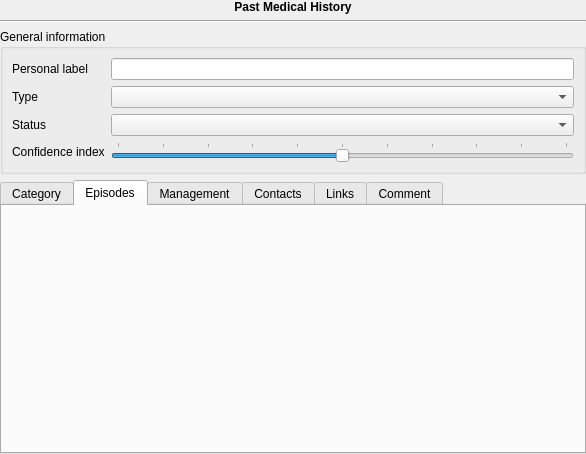
FreeHealth/freehealth, file plugins/pmhplugin/pmhviewer.ui: the form before one commit.
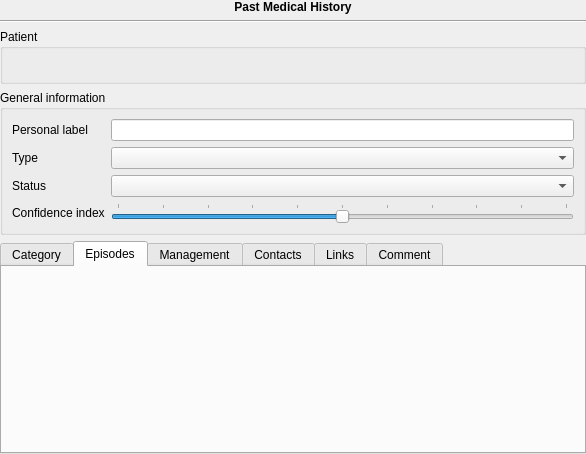
The form after the commit. Custom widgets are drawn as their Qt base class.

Patch:
```diff
--- a/plugins/pmhplugin/pmhviewer.ui
+++ b/plugins/pmhplugin/pmhviewer.ui
@@ -40,50 +40,50 @@
      </property>
     </widget>
    </item>
-   <item row="2" column="0">
+   <item row="4" column="0">
     <widget class="QGroupBox" name="groupBox_2">
      <property name="title">
       <string>General information</string>
      </property>
      <layout class="QGridLayout" name="gridLayout_2">
-      <item row="0" column="0">
+      <item row="1" column="0">
        <widget class="QLabel" name="label_2">
         <property name="text">
          <string>Personal label</string>
         </property>
        </widget>
       </item>
-      <item row="0" column="1">
+      <item row="1" column="1">
        <widget class="QLineEdit" name="personalLabel"/>
       </item>
-      <item row="1" column="0">
+      <item row="2" column="0">
        <widget class="QLabel" name="label_3">
         <property name="text">
          <string>Type</string>
         </property>
        </widget>
       </item>
-      <item row="1" column="1">
+      <item row="2" column="1">
        <widget class="QComboBox" name="typeCombo"/>
       </item>
-      <item row="2" column="0">
+      <item row="3" column="0">
        <widget class="QLabel" name="label_4">
         <property name="text">
          <string>Status</string>
         </property>
        </widget>
       </item>
-      <item row="2" column="1">
+      <item row="3" column="1">
        <widget class="QComboBox" name="statusCombo"/>
       </item>
-      <item row="3" column="0">
+      <item row="4" column="0">
        <widget class="QLabel" name="label_5">
         <property name="text">
          <string>Confidence index</string>
         </property>
        </widget>
       </item>
-      <item row="3" column="1">
+      <item row="4" column="1">
        <widget class="QSlider" name="confIndexSlider">
         <property name="maximum">
          <number>10</number>
@@ -108,7 +108,7 @@
      </layout>
     </widget>
    </item>
-   <item row="3" column="0">
+   <item row="5" column="0">
     <widget class="QTabWidget" name="tabWidget">
      <property name="currentIndex">
       <number>1</number>
@@ -160,6 +160,22 @@
      </widget>
     </widget>
    </item>
+   <item row="3" column="0">
+    <widget class="QGroupBox" name="patientGroup">
+     <property name="title">
+      <string>Patient</string>
+     </property>
+     <layout class="QGridLayout" name="gridLayout_6">
+      <item row="0" column="0">
+       <widget class="QLabel" name="patientInfos">
+        <property name="text">
+         <string/>
+        </property>
+       </widget>
+      </item>
+     </layout>
+    </widget>
+   </item>
   </layout>
  </widget>
  <customwidgets>
```
Left out of the diff: 2 changed lines with no effect on the pictures.
